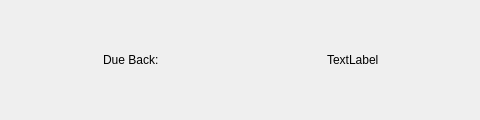
Old version of the form bookListView.ui in the repository Mr-Beastman/CS106_A2; both pictures show x 458 to 938 and y 0 to 120 of the 1022 by 120 pixel window.
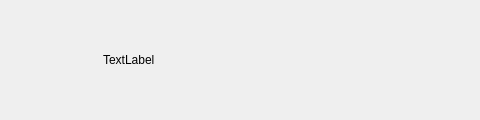
New version of the form. The open tabs and pages were chosen to show the change.

What changed in the file:
```diff
--- a/bookListView.ui
+++ b/bookListView.ui
@@ -257,7 +257,7 @@
    <item>
     <widget class="QStackedWidget" name="optionsStackedWidget">
      <property name="currentIndex">
-      <number>3</number>
+      <number>2</number>
      </property>
      <widget class="QWidget" name="userNotAvailablePage">
       <layout class="QVBoxLayout" name="verticalLayout_4">
@@ -376,6 +376,17 @@
        </item>
       </layout>
      </widget>
+     <widget class="QWidget" name="userDataPage">
+      <layout class="QVBoxLayout" name="verticalLayout_12">
+       <item>
+        <widget class="QLabel" name="usernameStoredLabel">
+         <property name="text">
+          <string>TextLabel</string>
+         </property>
+        </widget>
+       </item>
+      </layout>
+     </widget>
      <widget class="QWidget" name="userAvailablePage">
       <layout class="QVBoxLayout" name="verticalLayout_3">
        <item>
```
Left out of the diff: 4 changed lines with no effect on the pictures.
